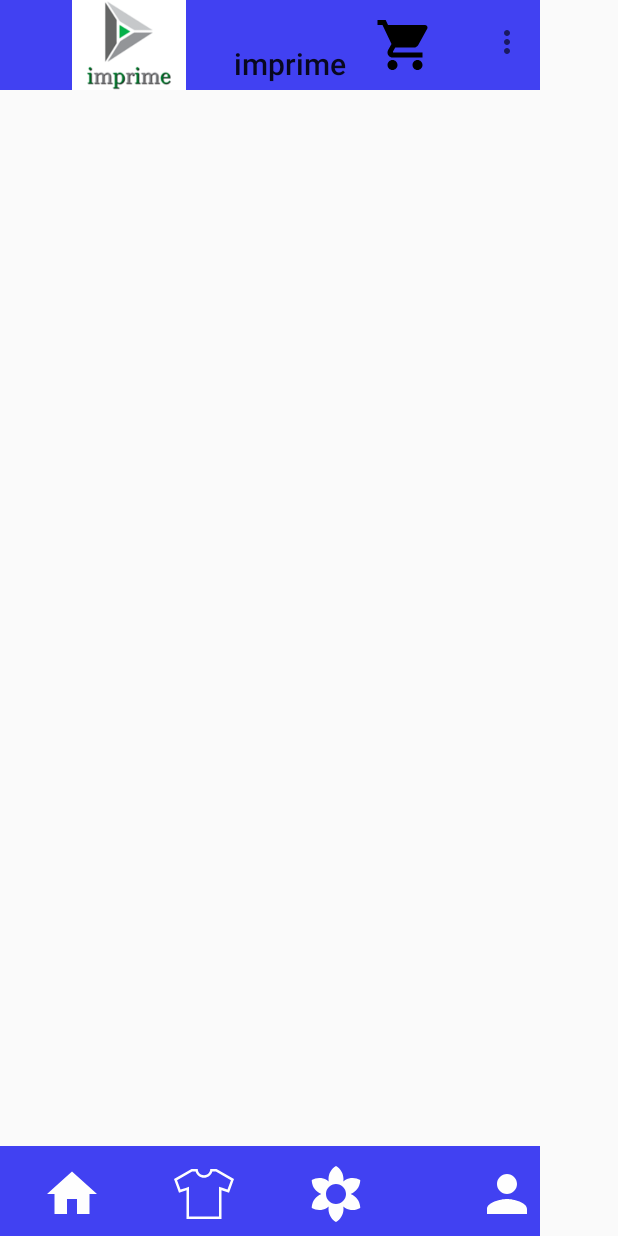
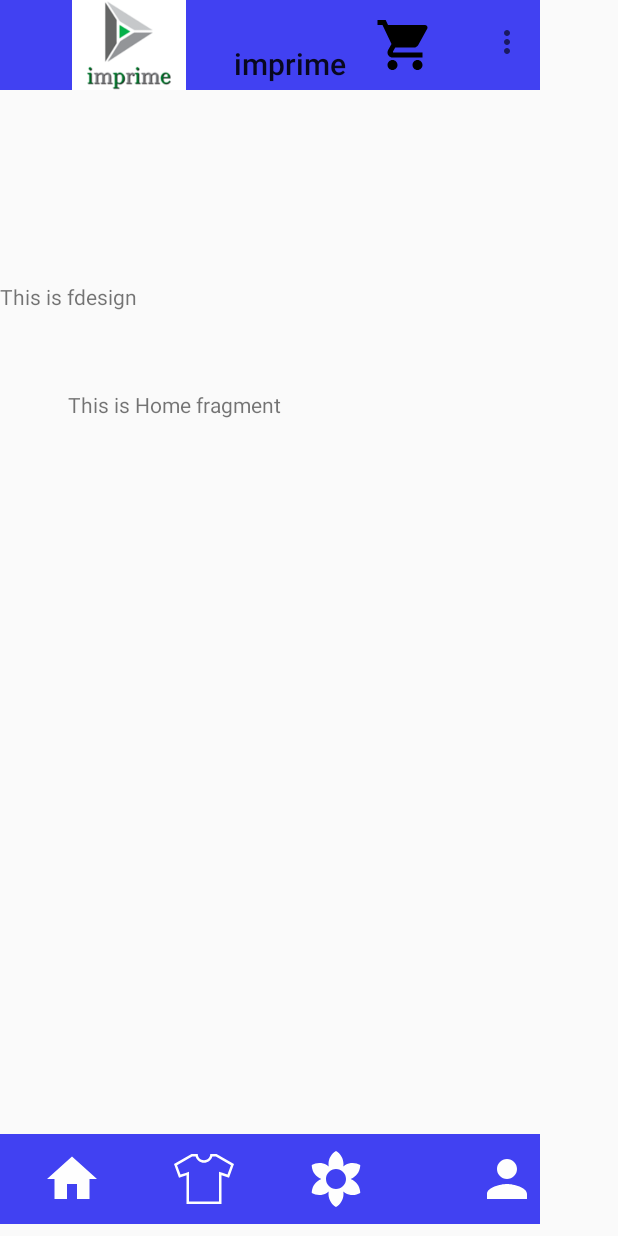
Before and after one commit to bhaveshvb/imprime, an Android app: the screen it shows after launch (MainActivity), in the options menu, after a tap on "Settings", on a phone screen of 412 x 824 dp. Run offline under Robolectric (Android 15) with nearby library versions, the phone set to English and light mode, and no system bars.

Commit message:
fragment1

```diff
--- /dev/null
+++ b/app/src/main/java/com/example/bhavesh/imprime/Home.java
@@ -0,0 +1,29 @@
+package com.example.bhavesh.imprime;
+
+
+import android.os.Bundle;
+import android.support.v4.app.Fragment;
+import android.view.LayoutInflater;
+import android.view.View;
+import android.view.ViewGroup;
+
+
+/**
+ * A simple {@link Fragment} subclass.
+ */
+public class Home extends Fragment {
+
+
+    public Home() {
+        // Required empty public constructor
+    }
+
+
+    @Override
+    public View onCreateView(LayoutInflater inflater, ViewGroup container,
+                             Bundle savedInstanceState) {
+        // Inflate the layout for this fragment
+        return inflater.inflate(R.layout.fragment_home, container, false);
+    }
+
+}
--- a/app/src/main/java/com/example/bhavesh/imprime/MainActivity.java
+++ b/app/src/main/java/com/example/bhavesh/imprime/MainActivity.java
@@ -18,7 +18,11 @@ public class MainActivity extends AppCompatActivity {
 
     private static final String key = "key";
     private static final String key2 = "key2";
-    public ImageView tshirt;
+    private ImageView tshirt;
+    private ImageView home;
+    private ImageView design;
+    private ImageView profile;
+
 
     @Override
     protected void onCreate(Bundle savedInstanceState) {
@@ -28,10 +32,13 @@ public class MainActivity extends AppCompatActivity {
         Toolbar toolbar = (Toolbar) findViewById(R.id.toolbar);
         setSupportActionBar(toolbar);
 
-        fdesign fragment = new fdesign();
+        Home fragment = new Home();
         FragmentTransaction fragmentTransaction = getSupportFragmentManager().beginTransaction();
         fragmentTransaction.add(R.id.fragment_container, fragment);
         fragmentTransaction.commit();
+
+
+
 
         tshirt = (ImageView) findViewById(R.id.ptype);
         tshirt.setOnClickListener(new View.OnClickListener() {
@@ -43,7 +50,38 @@ public class MainActivity extends AppCompatActivity {
                 b.putInt(key2, 350);
                 b.putBundle("key3", b);*/
                 //ptype.putExtra(key,"this is from main");
-                startActivity(ptype);
+               // startActivity(ptype);
+                fragment_action(R.id.ftype);
+            }
+        });
+
+        design = (ImageView) findViewById(R.id.design);
+        design.setOnClickListener(new View.OnClickListener() {
+            @Override
+            public void onClick(View view) {
+                Intent ptype = new Intent(MainActivity.this,type.class);
+              /*  Bundle b = new Bundle();
+                b.putString(key, "This is type  activity");
+                b.putInt(key2, 350);
+                b.putBundle("key3", b);*/
+                //ptype.putExtra(key,"this is from main");
+                // startActivity(ptype);
+                fragment_action(R.id.fdesign);
+            }
+        });
+
+        profile = (ImageView) findViewById(R.id.profile);
+        profile.setOnClickListener(new View.OnClickListener() {
+            @Override
+            public void onClick(View view) {
+                Intent ptype = new Intent(MainActivity.this,type.class);
+              /*  Bundle b = new Bundle();
+                b.putString(key, "This is type  activity");
+                b.putInt(key2, 350);
+                b.putBundle("key3", b);*/
+                //ptype.putExtra(key,"this is from main");
+                // startActivity(ptype);
+                fragment_action(R.id.fprofile);
             }
         });
 
@@ -72,6 +110,39 @@ public class MainActivity extends AppCompatActivity {
         return super.onOptionsItemSelected(item);
     }
 
+    void fragment_action(int frag_id)
+    {
+        if (frag_id == R.id.fhome){
 
+            Home fragment = new Home();
+            FragmentTransaction fragmentTransaction = getSupportFragmentManager().beginTransaction();
+            fragmentTransaction.replace(R.id.fragment_container, fragment);
+            fragmentTransaction.commit();
+        }
+
+        else if (frag_id == R.id.fdesign){
+
+            fdesign fragment = new fdesign();
+            FragmentTransaction fragmentTransaction = getSupportFragmentManager().beginTransaction();
+            fragmentTransaction.add(R.id.fragment_container, fragment);
+            fragmentTransaction.commit();
+        }
+
+        else if (frag_id == R.id.ftype){
+
+            Ftype fragment = new Ftype();
+            FragmentTransaction fragmentTransaction = getSupportFragmentManager().beginTransaction();
+            fragmentTransaction.add(R.id.fragment_container, fragment);
+            fragmentTransaction.commit();
+        }
+
+        else if (frag_id == R.id.fprofile){
+
+            Fprofile fragment = new Fprofile();
+            FragmentTransaction fragmentTransaction = getSupportFragmentManager().beginTransaction();
+            fragmentTransaction.add(R.id.fragment_container, fragment);
+            fragmentTransaction.commit();
+        }
+    }
 
 }
--- a/app/src/main/res/layout/activity_main.xml
+++ b/app/src/main/res/layout/activity_main.xml
@@ -8,12 +8,16 @@
     android:fitsSystemWindows="true"
     tools:context="com.example.bhavesh.imprime.MainActivity">
 
-   <fragment
-      android:name="com.example.bhavesh.imprime.fdesign"
-       android:layout_width="360dp"
-       android:layout_height="460dp"
-       android:id="@+id/fdesign"
-       />
+  <FrameLayout
+
+      android:layout_width="360dp"
+      android:id="@+id/fragment_container"
+      app:layout_constraintBottom_toTopOf="@+id/bgtools"
+      tools:layout_editor_absoluteX="0dp"
+      android:layout_height="440dp"
+      app:layout_constraintTop_toBottomOf="@+id/toolbar">
+
+  </FrameLayout>
 
  <!--bgtools-->
     <ImageView
@@ -23,7 +27,8 @@
         android:foregroundGravity="bottom"
         android:background="@color/colorPrimary"
         app:layout_constraintBottom_toBottomOf="parent"
-        android:layout_height="60dp" />
+        android:layout_height="60dp"
+        android:layout_marginBottom="8dp" />
 
     <android.support.v7.widget.Toolbar
         android:id="@+id/toolbar"
@@ -47,7 +52,8 @@
         app:layout_constraintLeft_toLeftOf="parent"
         app:layout_constraintBottom_toBottomOf="parent"
         android:layout_marginBottom="8dp"
-        android:layout_height="40dp" />
+        android:layout_height="40dp"
+        app:layout_constraintTop_toTopOf="@+id/bgtools" />
 <!--design-->
     <ImageView
         android:layout_width="80dp"
@@ -57,7 +63,8 @@
         app:layout_constraintBottom_toBottomOf="parent"
         android:layout_marginBottom="8dp"
         android:layout_marginStart="8dp"
-        android:layout_height="40dp" />
+        android:layout_height="40dp"
+        app:layout_constraintTop_toTopOf="@+id/bgtools" />
 <!--profile-->
     <ImageView
         android:layout_width="80dp"
@@ -69,7 +76,8 @@
         android:layout_marginBottom="8dp"
         android:layout_marginEnd="8dp"
         app:layout_constraintRight_toRightOf="parent"
-        android:layout_height="40dp" />
+        android:layout_height="40dp"
+        app:layout_constraintTop_toTopOf="@+id/bgtools" />
 <!--ptype-->
     <ImageView
         app:srcCompat="@drawable/ic_shirt"
@@ -79,7 +87,8 @@
         app:layout_constraintLeft_toRightOf="@+id/home"
         app:layout_constraintBottom_toBottomOf="parent"
         android:layout_marginBottom="8dp"
-        android:layout_height="40dp" />
+        android:layout_height="40dp"
+        app:layout_constraintTop_toTopOf="@+id/bgtools" />
 <!--cart-->
     <ImageView
         app:srcCompat="@drawable/ic_shopping_cart_black_24px"
--- a/app/src/main/res/layout/fragment_fdesign.xml
+++ b/app/src/main/res/layout/fragment_fdesign.xml
@@ -6,16 +6,15 @@
     android:layout_height="500dp">
 
     <!-- TODO: Update blank fragment layout -->
-    <FrameLayout
-        android:id="@+id/fragment_container"
-        android:layout_width="match_parent"
-        android:layout_height="match_parent"></FrameLayout>
-    <TextView
-        android:id="@+id/fdtext"
+        <TextView
+        android:id="@+id/fdesign"
         android:layout_width="360dp"
-        android:text="@string/hello_blank_fragment"
+        android:text="This is fdesign"
         android:layout_height="460dp"
         app:layout_constraintTop_toTopOf="parent"
-        app:layout_constraintLeft_toLeftOf="parent" />
+        app:layout_constraintLeft_toLeftOf="parent"
+            app:layout_constraintBottom_toBottomOf="parent"
+            android:layout_marginBottom="16dp"
+            app:layout_constraintVertical_bias="0.0" />
 
 </android.support.constraint.ConstraintLayout>
--- /dev/null
+++ b/app/src/main/res/layout/fragment_home.xml
@@ -0,0 +1,21 @@
+<android.support.constraint.ConstraintLayout xmlns:android="http://schemas.android.com/apk/res/android"
+    xmlns:app="http://schemas.android.com/apk/res-auto"
+    xmlns:tools="http://schemas.android.com/tools"
+    android:layout_width="match_parent"
+    android:layout_height="match_parent"
+    tools:context="com.example.bhavesh.imprime.Home">
+
+    <!-- TODO: Update blank fragment layout -->
+    <TextView
+        android:id="@+id/fhome"
+        android:layout_width="270dp"
+        android:layout_height="163dp"
+        android:text="This is Home fragment"
+        tools:layout_constraintRight_creator="1"
+        app:layout_constraintRight_toRightOf="parent"
+        tools:layout_constraintLeft_creator="1"
+        app:layout_constraintLeft_toLeftOf="parent"
+        android:layout_marginTop="72dp"
+        app:layout_constraintTop_toTopOf="parent" />
+
+</android.support.constraint.ConstraintLayout>
```
Also changed, not shown: app/build.gradle (+9 -1 lines), app/src/main/java/com/example/bhavesh/imprime/Fprofile.java (added, +29 -0 lines), app/src/main/java/com/example/bhavesh/imprime/Ftype.java (added, +31 -0 lines), app/src/main/res/layout/fragment_fprofile.xml (added, +22 -0 lines), app/src/main/res/layout/fragment_ftype.xml (added, +22 -0 lines).
